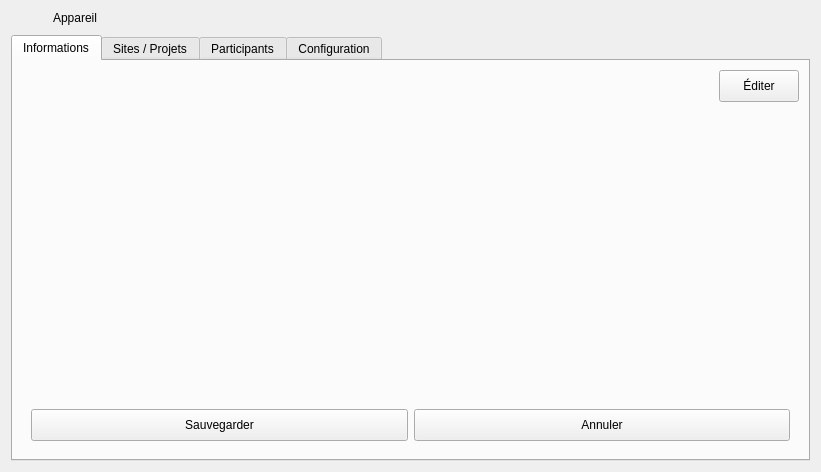
Qt form client/src/editors/DeviceWidget.ui (introlab/openteraplus) before a commit.
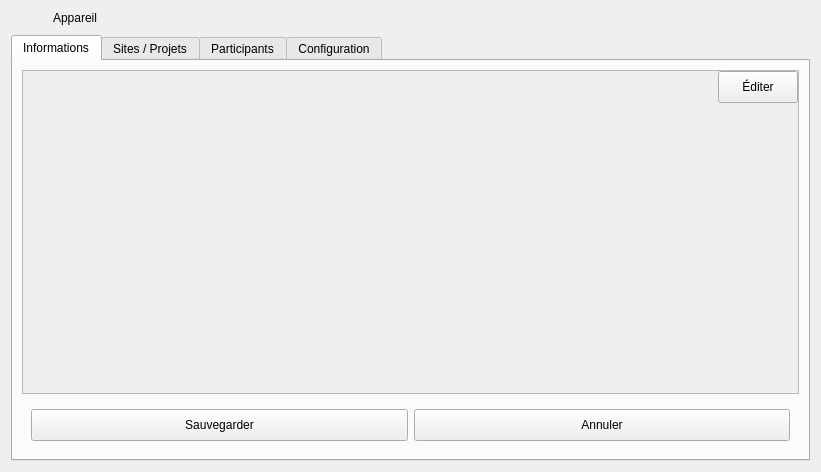
The same form after that commit. Icons and pictures are not drawn. Custom widgets are drawn as their Qt base class.

The edit to the form file:
```diff
--- a/client/src/editors/DeviceWidget.ui
+++ b/client/src/editors/DeviceWidget.ui
@@ -175,6 +175,33 @@
       </attribute>
       <layout class="QVBoxLayout" name="verticalLayout_5">
        <item>
+        <widget class="QScrollArea" name="scrollArea">
+         <property name="widgetResizable">
+          <bool>true</bool>
+         </property>
+         <widget class="QWidget" name="scrollAreaWidgetContents">
+          <property name="geometry">
+           <rect>
+            <x>0</x>
+            <y>0</y>
+            <width>779</width>
+            <height>300</height>
+           </rect>
+          </property>
+          <layout class="QVBoxLayout" name="verticalLayout_6">
+           <property name="leftMargin">
+            <number>0</number>
+           </property>
+           <property name="topMargin">
+            <number>0</number>
+           </property>
+           <property name="rightMargin">
+            <number>0</number>
+           </property>
+           <property name="bottomMargin">
+            <number>0</number>
+           </property>
+           <item>
         <layout class="QHBoxLayout" name="horizontalLayout_2">
          <item>
           <spacer name="horizontalSpacer">
@@ -228,6 +255,10 @@
            <verstretch>0</verstretch>
           </sizepolicy>
          </property>
+            </widget>
+           </item>
+          </layout>
+         </widget>
         </widget>
        </item>
        <item>
```
Lines whose indentation alone changed are shown as unchanged.
